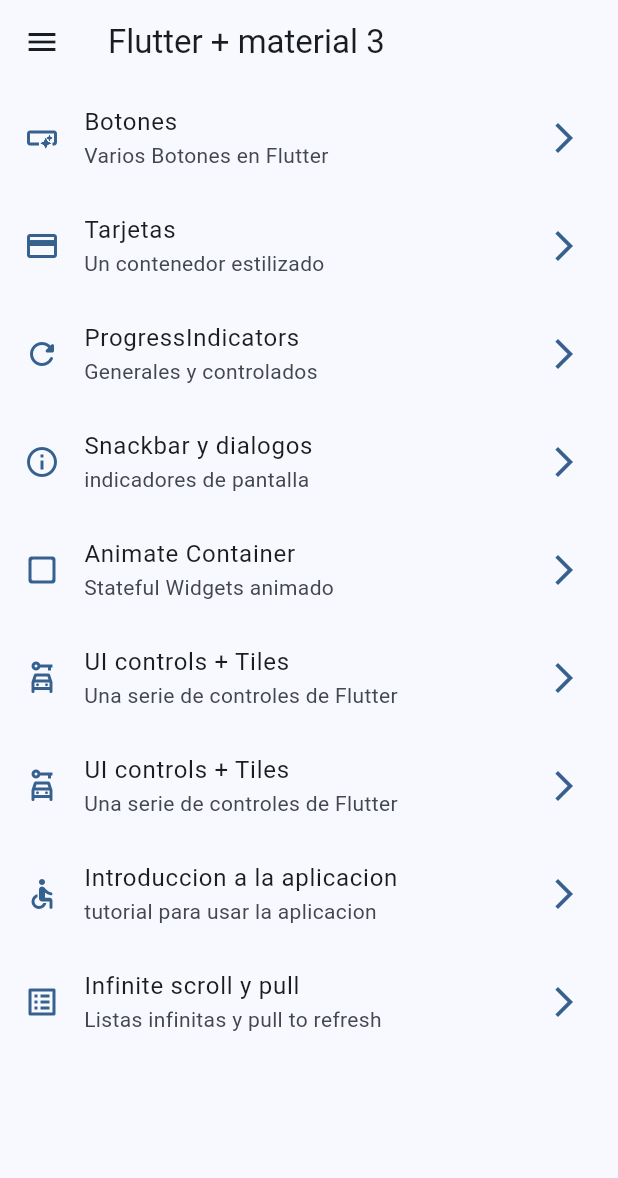
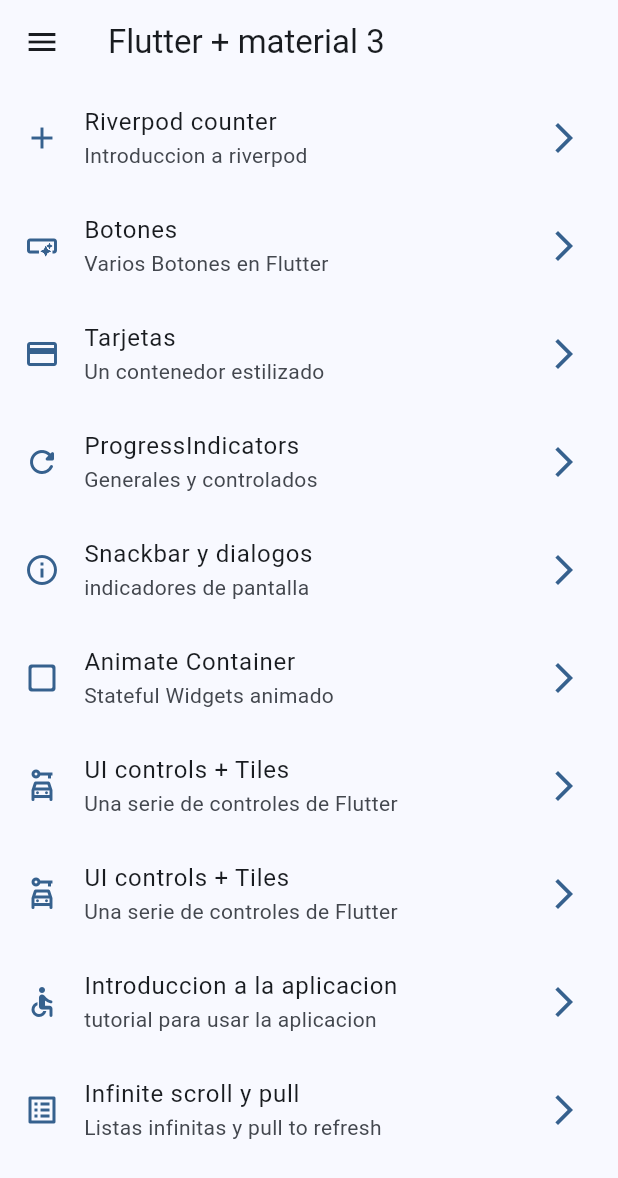
Before and after one commit to GiselaIvette/widgets_app, a Flutter app: the screen it shows after launch, on a phone screen of 412 x 824 dp. Shown: the top 1178 px of the screen. Run offline on Flutter 3.47's test engine with Material 3 defaults, Android fonts, the phone set to English and light mode, and no system bars; our stand-ins replace animate_do, go_router.

Commit message:
preparacion pantalla para riverpod

```diff
--- a/lib/config/menu/menu_ithem.dart
+++ b/lib/config/menu/menu_ithem.dart
@@ -1,4 +1,5 @@
 import 'package:flutter/material.dart';
+
 // Definición de la clase MenuIthem para representar cada opción del menú
 class MenuIthem {
   final String title;
@@ -14,72 +15,55 @@ class MenuIthem {
   });
 }
 
-const appMenuItems= <MenuIthem>[
+const appMenuItems = <MenuIthem>[
+  MenuIthem(
+      title: 'Riverpod counter  ',
+      subTitle: 'Introduccion a riverpod',
+      link: '/counter-river',
+      icon: Icons.add),
   MenuIthem(
       title: 'Botones',
       subTitle: 'Varios Botones en Flutter',
       link: '/buttons',
-  icon: Icons.smart_button_outlined
-  ),
-
-
+      icon: Icons.smart_button_outlined),
   MenuIthem(
       title: 'Tarjetas',
       subTitle: 'Un contenedor estilizado',
       link: '/cards',
-  icon: Icons.credit_card
-  ),
-
+      icon: Icons.credit_card),
   MenuIthem(
       title: 'ProgressIndicators',
       subTitle: 'Generales y controlados ',
       link: '/progress',
-  icon: Icons.refresh_rounded
-  ),
-
-
+      icon: Icons.refresh_rounded),
   MenuIthem(
       title: 'Snackbar y dialogos ',
       subTitle: 'indicadores de pantalla ',
       link: '/snackbars',
-  icon: Icons.info_outline
-  ),
-
+      icon: Icons.info_outline),
   MenuIthem(
       title: 'Animate Container  ',
       subTitle: 'Stateful Widgets animado',
       link: '/animate',
-  icon: Icons.check_box_outline_blank_rounded
-  ),
-
+      icon: Icons.check_box_outline_blank_rounded),
   MenuIthem(
       title: 'UI controls + Tiles',
       subTitle: 'Una serie de controles de Flutter',
       link: '/ui-controls',
-  icon: Icons.car_rental_outlined
-  ),
-
+      icon: Icons.car_rental_outlined),
   MenuIthem(
       title: 'UI controls + Tiles',
       subTitle: 'Una serie de controles de Flutter',
       link: '/ui-controls',
-  icon: Icons.car_rental_outlined
-  ),
-
-
+      icon: Icons.car_rental_outlined),
   MenuIthem(
       title: 'Introduccion a la aplicacion',
       subTitle: 'tutorial para usar la aplicacion',
       link: '/tutorial',
-  icon: Icons.accessible_rounded
-  ),
-
-
+      icon: Icons.accessible_rounded),
   MenuIthem(
       title: 'Infinite scroll y pull ',
       subTitle: 'Listas infinitas y pull to refresh',
       link: '/infinite',
-  icon: Icons.list_alt_outlined
-  ),
-
+      icon: Icons.list_alt_outlined),
 ];
--- a/lib/config/router/app_router.dart
+++ b/lib/config/router/app_router.dart
@@ -2,6 +2,7 @@
 
 import 'package:go_router/go_router.dart';
 import 'package:widgets_app/presentation/screens.dart';
+import 'package:widgets_app/presentation/screens/counter/counter_screen.dart';
 
 final appRouter = GoRouter(routes: [
   GoRoute(
@@ -66,4 +67,10 @@ final appRouter = GoRouter(routes: [
     name: InfiniteScrollScreen.name,
     builder: (context, state) =>InfiniteScrollScreen(),
     ),
+
+    GoRoute(
+    path: '/counter-river',
+    name: CounterScreen.name,
+    builder: (context, state) =>CounterScreen(),
+    ),
 ]);
--- a/lib/presentation/screens.dart
+++ b/lib/presentation/screens.dart
@@ -2,6 +2,7 @@
 //esto nos permite solo exportar este archivo y no tener muchas importanciones
 
 
+export  'package:widgets_app/presentation/screens/counter/counter_screen.dart';
 export 'package:widgets_app/presentation/screens/animated/animated_screen.dart';
 export 'package:widgets_app/presentation/screens/app_tutorial/app_tutorial_screen.dart';
 export 'package:widgets_app/presentation/screens/buttons/buttons_screen.dart';
```
Also changed, not shown: lib/presentation/screens/counter/counter_screen.dart (added, +22 -0 lines). Lines whose indentation alone changed are shown as unchanged.
